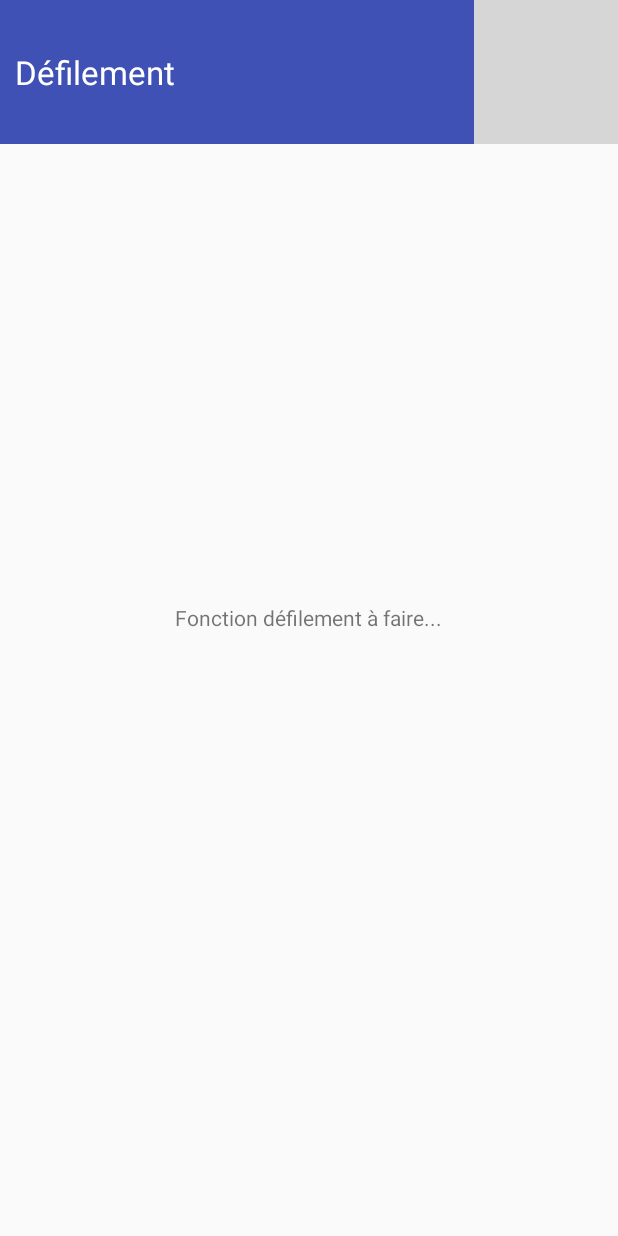
After one commit to NicolasMinghetti/tabmaster, an Android app: the Defilement screen opened directly, with no data from a screen before it, on a phone screen of 412 x 824 dp. The commit adds this screen. Run offline under Robolectric (Android 15) with nearby library versions, the phone set to English and light mode, and no system bars; grey boxes are pictures that could not be loaded.

Commit message:
Ajouté activity défilement

```diff
--- a/app/src/main/AndroidManifest.xml
+++ b/app/src/main/AndroidManifest.xml
@@ -14,9 +14,12 @@
             android:theme="@style/AppTheme.NoActionBar">
             <intent-filter>
                 <action android:name="android.intent.action.MAIN" />
-
                 <category android:name="android.intent.category.LAUNCHER" />
             </intent-filter>
+        </activity>
+        <activity
+            android:name=".Defilement"
+            android:label="@string/title_defilement" >
         </activity>
     </application>
 
--- /dev/null
+++ b/app/src/main/java/fr/insalyon/pi/tabmaster/Defilement.java
@@ -0,0 +1,50 @@
+package fr.insalyon.pi.tabmaster;
+
+import android.annotation.TargetApi;
+import android.app.Activity;
+import android.content.Intent;
+import android.media.Image;
+import android.os.Bundle;
+import android.util.Log;
+import android.view.View;
+import android.widget.ImageView;
+import android.widget.Toolbar;
+
+/**
+ * Created by nicolas on 24/05/16.
+ */
+public class Defilement extends Activity {
+    @Override
+    public void onCreate(Bundle savedInstanceState) {
+        super.onCreate(savedInstanceState);
+        setContentView(R.layout.activity_defilement);
+
+
+        final ImageView playButton=(ImageView) findViewById(R.id.playButton);
+        playButton.setOnClickListener(new View.OnClickListener() {
+            @Override
+            public void onClick(View vue) {
+                if(playButton.getTag().equals("Play")){
+                    Log.i("Info", "Arrêter le défilement");
+                    playButton.setTag("Pause");
+                    playButton.setImageResource(R.drawable.ic_pause_circle_outline_white_48dp);
+                } else {
+                    Log.i("Info", "Remettre le défilement");
+                    playButton.setTag("Play");
+                    playButton.setImageResource(R.drawable.ic_play_circle_outline_white_48dp);
+                }
+            }
+        });
+
+        // On récupère l'intent qui a lancé cette activité
+        Intent i = getIntent();
+
+        // Puis on récupère l'âge donné dans l'autre activité, ou 0 si cet extra n'est pas dans l'intent
+        int age = i.getIntExtra(MainActivity.AGE, 0);
+
+        // S'il ne s'agit pas de l'âge par défaut
+        if(age != 0)
+            // Traiter l'âge
+            age = 2;
+    }
+}
--- a/app/src/main/java/fr/insalyon/pi/tabmaster/MainActivity.java
+++ b/app/src/main/java/fr/insalyon/pi/tabmaster/MainActivity.java
@@ -1,5 +1,6 @@
 package fr.insalyon.pi.tabmaster;
 
+import android.content.Intent;
 import android.os.Bundle;
 import android.support.design.widget.FloatingActionButton;
 import android.support.design.widget.Snackbar;
@@ -12,9 +13,11 @@ import android.support.v7.app.AppCompatActivity;
 import android.support.v7.widget.Toolbar;
 import android.view.Menu;
 import android.view.MenuItem;
+import android.util.Log;
 
 public class MainActivity extends AppCompatActivity
         implements NavigationView.OnNavigationItemSelectedListener {
+    public final static String AGE = "fr.insalyon.pi.tabmaster.AGE";
 
     @Override
     protected void onCreate(Bundle savedInstanceState) {
@@ -83,9 +86,17 @@ public class MainActivity extends AppCompatActivity
         if (id == R.id.nav_camera) {
             // Handle the camera action
         } else if (id == R.id.nav_gallery) {
+            Log.d("Étiquette", "Message à envoyer");
+        } else if (id == R.id.nav_slideshow) {
+            // Le premier paramètre est le nom de l'activité actuelle
+            // Le second est le nom de l'activité de destination
+            Intent secondeActivite = new Intent(MainActivity.this, Defilement.class);
 
-        } else if (id == R.id.nav_slideshow) {
+            // On rajoute un extra
+            secondeActivite.putExtra(AGE, 31);
 
+            // Puis on lance l'intent !
+            startActivity(secondeActivite);
         } else if (id == R.id.nav_manage) {
 
         } else if (id == R.id.nav_share) {
--- /dev/null
+++ b/app/src/main/res/layout/activity_defilement.xml
@@ -0,0 +1,46 @@
+<?xml version="1.0" encoding="utf-8"?>
+<RelativeLayout xmlns:android="http://schemas.android.com/apk/res/android"
+    xmlns:tools="http://schemas.android.com/tools"
+    android:layout_width="fill_parent"
+    android:layout_height="fill_parent"
+    xmlns:app="http://schemas.android.com/apk/res-auto">
+
+    <RelativeLayout
+        android:orientation="horizontal"
+        android:layout_width="match_parent"
+        android:layout_height="wrap_content"
+        android:background="?attr/colorPrimary"
+        android:id="@+id/topHeader"
+        android:layout_centerHorizontal="true">
+
+        <TextView
+            android:layout_width="wrap_content"
+            android:layout_height="wrap_content"
+            android:textAppearance="?android:attr/textAppearanceLarge"
+            android:text="@string/title_defilement"
+            android:textColor="#FFF"
+            android:id="@+id/textView2"
+            android:layout_marginStart="10dp"
+            android:layout_centerVertical="true"
+            android:layout_alignParentStart="true" />
+        <ImageView
+            android:layout_width="wrap_content"
+            android:layout_height="wrap_content"
+            android:id="@+id/playButton"
+            android:layout_alignParentEnd="true"
+            android:tag="Play"
+            android:src="@drawable/ic_play_circle_outline_white_48dp" />
+
+
+    </RelativeLayout>
+
+    <TextView
+        android:layout_width="wrap_content"
+        android:layout_height="wrap_content"
+        android:layout_centerHorizontal="true"
+        android:layout_centerVertical="true"
+        android:text="Fonction défilement à faire..."
+        tools:context=".MainActivity" />
+
+
+</RelativeLayout>
--- a/app/src/main/res/values/strings.xml
+++ b/app/src/main/res/values/strings.xml
@@ -5,4 +5,5 @@
     <string name="navigation_drawer_close">Close navigation drawer</string>
 
     <string name="action_settings">Settings</string>
+    <string name="title_defilement">Défilement</string>
 </resources>
```
Also changed, not shown: 1 other file.
